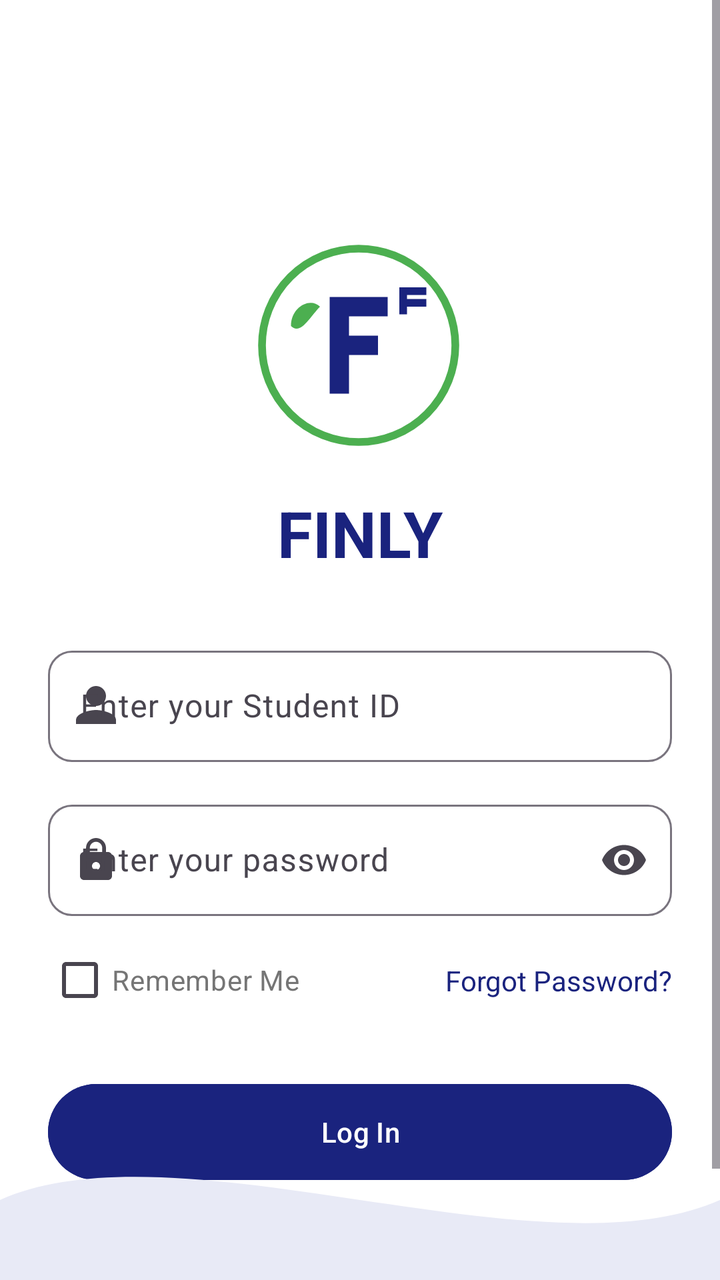
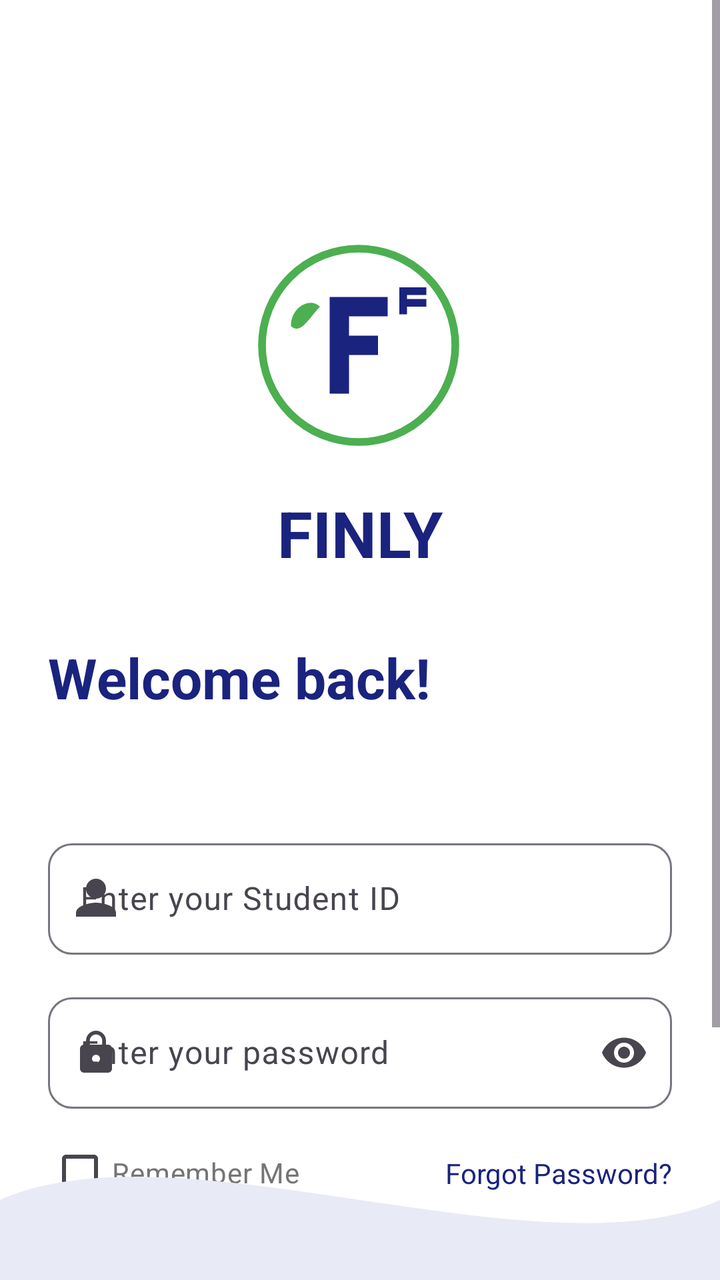

Two renders of the same Android screen: before a commit and after it. Below are the layout's source before the change and the commit's diff.
<!-- AndroidManifest.xml: application theme Theme.Savingsly -->
<!-- res/layout/activity_login.xml -->
<?xml version="1.0" encoding="utf-8"?>
<androidx.constraintlayout.widget.ConstraintLayout xmlns:android="http://schemas.android.com/apk/res/android"
    xmlns:app="http://schemas.android.com/apk/res-auto"
    xmlns:tools="http://schemas.android.com/tools"
    android:layout_width="match_parent"
    android:layout_height="match_parent"
    android:background="@color/finly_background">

    <ScrollView
        android:layout_width="match_parent"
        android:layout_height="match_parent"
        android:fillViewport="true">

        <androidx.constraintlayout.widget.ConstraintLayout
            android:layout_width="match_parent"
            android:layout_height="wrap_content"
            android:padding="24dp">

            
            <ImageView
                android:id="@+id/iv_logo"
                android:layout_width="116dp"
                android:layout_height="129dp"
                android:layout_marginTop="84dp"
                android:src="@drawable/ic_finly_logo"
                app:layout_constraintEnd_toEndOf="parent"
                app:layout_constraintHorizontal_bias="0.497"
                app:layout_constraintStart_toStartOf="parent"
                app:layout_constraintTop_toTopOf="parent" />

            <TextView
                android:id="@+id/tv_app_name"
                android:layout_width="wrap_content"
                android:layout_height="wrap_content"
                android:layout_marginTop="8dp"
                android:text="@string/app_name"
                android:textColor="@color/finly_blue"
                android:textSize="32sp"
                android:textStyle="bold"
                app:layout_constraintEnd_toEndOf="parent"
                app:layout_constraintStart_toStartOf="parent"
                app:layout_constraintTop_toBottomOf="@id/iv_logo" />

            

            <com.google.android.material.textfield.TextInputLayout
                android:id="@+id/til_student_id"
                style="@style/Widget.Material3.TextInputLayout.OutlinedBox"
                android:layout_width="match_parent"
                android:layout_height="wrap_content"
                android:layout_marginTop="32dp"
                android:hint="@string/student_id_hint"
                app:boxCornerRadiusBottomEnd="12dp"
                app:boxCornerRadiusBottomStart="12dp"
                app:boxCornerRadiusTopEnd="12dp"
                app:boxCornerRadiusTopStart="12dp"
                app:layout_constraintTop_toBottomOf="@id/tv_app_name"
                app:startIconDrawable="@drawable/ic_person">

                <com.google.android.material.textfield.TextInputEditText
                    android:id="@+id/et_student_id"
                    android:layout_width="match_parent"
                    android:layout_height="wrap_content"
                    android:inputType="text"
                    android:textColor="@color/finly_text_primary" />
            </com.google.android.material.textfield.TextInputLayout>

            <com.google.android.material.textfield.TextInputLayout
                android:id="@+id/til_password"
                style="@style/Widget.Material3.TextInputLayout.OutlinedBox"
                android:layout_width="match_parent"
                android:layout_height="wrap_content"
                android:layout_marginTop="16dp"
                android:hint="@string/password_hint"
                app:boxCornerRadiusBottomEnd="12dp"
                app:boxCornerRadiusBottomStart="12dp"
                app:boxCornerRadiusTopEnd="12dp"
                app:boxCornerRadiusTopStart="12dp"
                app:endIconMode="password_toggle"
                app:layout_constraintTop_toBottomOf="@id/til_student_id"
                app:startIconDrawable="@drawable/ic_lock">

                <com.google.android.material.textfield.TextInputEditText
                    android:id="@+id/et_login_password"
                    android:layout_width="match_parent"
                    android:layout_height="wrap_content"
                    android:inputType="textPassword"
                    android:textColor="@color/finly_text_primary" />
            </com.google.android.material.textfield.TextInputLayout>

            <CheckBox
                android:id="@+id/cb_remember"
                android:layout_width="wrap_content"
                android:layout_height="wrap_content"
                android:layout_marginTop="8dp"
                android:text="@string/remember_me"
                android:textColor="@color/finly_text_secondary"
                app:layout_constraintStart_toStartOf="parent"
                app:layout_constraintTop_toBottomOf="@id/til_password" />

            <TextView
                android:id="@+id/tv_forgot"
                android:layout_width="wrap_content"
                android:layout_height="wrap_content"
                android:text="@string/forgot_password"
                android:textColor="@color/finly_blue"
                android:textSize="14sp"
                app:layout_constraintBottom_toBottomOf="@id/cb_remember"
                app:layout_constraintEnd_toEndOf="parent"
                app:layout_constraintTop_toTopOf="@id/cb_remember" />

            <Button
                android:id="@+id/btn_login"
                android:layout_width="match_parent"
                android:layout_height="56dp"
                android:layout_marginTop="24dp"
                android:backgroundTint="@color/finly_blue"
                android:text="@string/login_button"
                android:textColor="@color/white"
                app:layout_constraintTop_toBottomOf="@id/cb_remember" />

            <TextView
                android:id="@+id/tv_signup_link"
                android:layout_width="wrap_content"
                android:layout_height="wrap_content"
                android:layout_marginTop="16dp"
                android:text="@string/no_account_signup"
                android:textColor="@color/finly_blue"
                android:textStyle="bold"
                app:layout_constraintEnd_toEndOf="parent"
                app:layout_constraintStart_toStartOf="parent"
                app:layout_constraintTop_toBottomOf="@id/btn_login" />

            
            <LinearLayout
                android:id="@+id/ll_offline"
                android:layout_width="wrap_content"
                android:layout_height="wrap_content"
                android:layout_marginTop="48dp"
                android:gravity="center"
                android:orientation="vertical"
                app:layout_constraintEnd_toEndOf="parent"
                app:layout_constraintStart_toStartOf="parent"
                app:layout_constraintTop_toBottomOf="@id/tv_signup_link">

                <LinearLayout
                    android:layout_width="wrap_content"
                    android:layout_height="wrap_content"
                    android:gravity="center"
                    android:orientation="horizontal" />

            </LinearLayout>

        </androidx.constraintlayout.widget.ConstraintLayout>
    </ScrollView>

    <ImageView
        android:layout_width="match_parent"
        android:layout_height="80dp"
        android:scaleType="fitXY"
        android:src="@drawable/wave_decoration"
        app:layout_constraintBottom_toBottomOf="parent" />

</androidx.constraintlayout.widget.ConstraintLayout>
<!-- resources referenced by this layout -->
<resources>
  <color name="finly_background">#FFFFFF</color>
  <color name="finly_blue">#1A237E</color>
  <color name="finly_text_primary">#212121</color>
  <color name="finly_text_secondary">#757575</color>
  <color name="white">#FFFFFFFF</color>
  <!-- drawable ic_finly_logo (drawable) -->
  <vector xmlns:android="http://schemas.android.com/apk/res/android"
      android:width="120dp"
      android:height="120dp"
      android:viewportWidth="120"
      android:viewportHeight="120">
      
      <path
          android:pathData="M60,10A50,50 0,1 1,10 60,50 50,0 0,1 60,10"
          android:strokeWidth="4"
          android:strokeColor="@color/finly_green" />
      
      <path
          android:fillColor="@color/finly_blue"
          android:pathData="M45,35 H75 V45 H55 V55 H70 V65 H55 V85 H45 Z" />
      
      <path
          android:fillColor="@color/finly_blue"
          android:pathData="M85,30 H95 V34 H85 V36 H95 V40 H85 V44 H81 V30 Z" />
      
      <path
          android:fillColor="@color/finly_green"
          android:pathData="M25,50 C25,40 35,35 40,40 C35,45 30,55 25,50 Z" />
  </vector>
  <!-- drawable ic_lock (drawable) -->
  <vector xmlns:android="http://schemas.android.com/apk/res/android"
      android:width="24dp"
      android:height="24dp"
      android:viewportWidth="24"
      android:viewportHeight="24">
      <path
          android:fillColor="@color/finly_text_secondary"
          android:pathData="M18,8h-1V6c0,-2.76 -2.24,-5 -5,-5S7,3.24 7,6v2H6c-1.1,0 -2,0.9 -2,2v10c0,1.1 0.9,2 2,2h12c1.1,0 2,-0.9 2,-2V10c0,-1.1 -0.9,-2 -2,-2zm-6,9c-1.1,0 -2,-0.9 -2,-2s0.9,-2 2,-2 2,0.9 2,2 -0.9,2 -2,2zm3.1,-9H8.9V6c0,-1.71 1.39,-3.1 3.1,-3.1 1.71,0 3.1,1.39 3.1,3.1v2z"/>
  </vector>
  <!-- drawable ic_person (drawable) -->
  <vector xmlns:android="http://schemas.android.com/apk/res/android"
      android:width="24dp"
      android:height="24dp"
      android:viewportWidth="24"
      android:viewportHeight="24">
      <path
          android:fillColor="@color/finly_text_secondary"
          android:pathData="M12,12c2.76,0 5,-2.24 5,-5s-2.24,-5 -5,-5 -5,2.24 -5,5 2.24,5 5,5zm0,2c-3.33,0 -10,1.67 -10,5v2h20v-2c0,-3.33 -6.67,-5 -10,-5z"/>
  </vector>
  <!-- drawable wave_decoration (drawable) -->
  <vector xmlns:android="http://schemas.android.com/apk/res/android"
      android:width="400dp"
      android:height="100dp"
      android:viewportWidth="400"
      android:viewportHeight="100">
      <path
          android:fillColor="@color/finly_blue_light"
          android:pathData="M0,50 C100,0 300,100 400,50 L400,100 L0,100 Z" />
  </vector>
  <string name="app_name">FINLY</string>
  <string name="forgot_password">Forgot Password?</string>
  <string name="login_button">Log In</string>
  <string name="no_account_signup">Don\'t have an account? Sign Up</string>
  <string name="password_hint">Enter your password</string>
  <string name="remember_me">Remember Me</string>
  <string name="student_id_hint">Enter your Student ID</string>
  <style name="Theme.Savingsly" parent="Base.Theme.Savingsly" />
  <color name="finly_green">#4CAF50</color>
  <color name="finly_blue_light">#E8EAF6</color>
  <style name="Base.Theme.Savingsly" parent="Theme.Material3.DayNight.NoActionBar">
          
          <item name="colorPrimary">@color/finly_blue</item>
          <item name="colorSecondary">@color/finly_green</item>
      </style>
</resources>

<!-- the commit's change to res/layout/activity_login.xml (unified diff, before → after) -->
@@ -41,6 +41,30 @@
                 app:layout_constraintStart_toStartOf="parent"
                 app:layout_constraintTop_toBottomOf="@id/iv_logo" />
 
+            <TextView
+                android:id="@+id/tv_welcome"
+                android:layout_width="wrap_content"
+                android:layout_height="wrap_content"
+                android:layout_marginTop="32dp"
+                android:text="@string/welcome_back"
+                android:textColor="@color/finly_blue"
+                android:textSize="28sp"
+                android:textStyle="bold"
+                app:layout_constraintStart_toStartOf="parent"
+                app:layout_constraintTop_toBottomOf="@id/tv_app_name" />
+
+            <TextView
+                android:id="@+id/tv_login_desc"
+                android:layout_width="0dp"
+                android:layout_height="wrap_content"
+                android:layout_marginTop="8dp"
+                android:text=""
+                android:textColor="@color/finly_text_secondary"
+                android:textSize="14sp"
+                app:layout_constraintEnd_toEndOf="parent"
+                app:layout_constraintStart_toStartOf="parent"
+                app:layout_constraintTop_toBottomOf="@id/tv_welcome" />
+
             
 
             <com.google.android.material.textfield.TextInputLayout
@@ -54,7 +78,7 @@
                 app:boxCornerRadiusBottomStart="12dp"
                 app:boxCornerRadiusTopEnd="12dp"
                 app:boxCornerRadiusTopStart="12dp"
-                app:layout_constraintTop_toBottomOf="@id/tv_app_name"
+                app:layout_constraintTop_toBottomOf="@id/tv_login_desc"
                 app:startIconDrawable="@drawable/ic_person">
 
                 <com.google.android.material.textfield.TextInputEditText
<!-- resource entries referenced after the edit -->
@@ -66,6 +66,7 @@
   <string name="password_hint">Enter your password</string>
   <string name="remember_me">Remember Me</string>
   <string name="student_id_hint">Enter your Student ID</string>
+  <string name="welcome_back">Welcome back!</string>
   <style name="Theme.Savingsly" parent="Base.Theme.Savingsly" />
   <color name="finly_green">#4CAF50</color>
   <color name="finly_blue_light">#E8EAF6</color>
